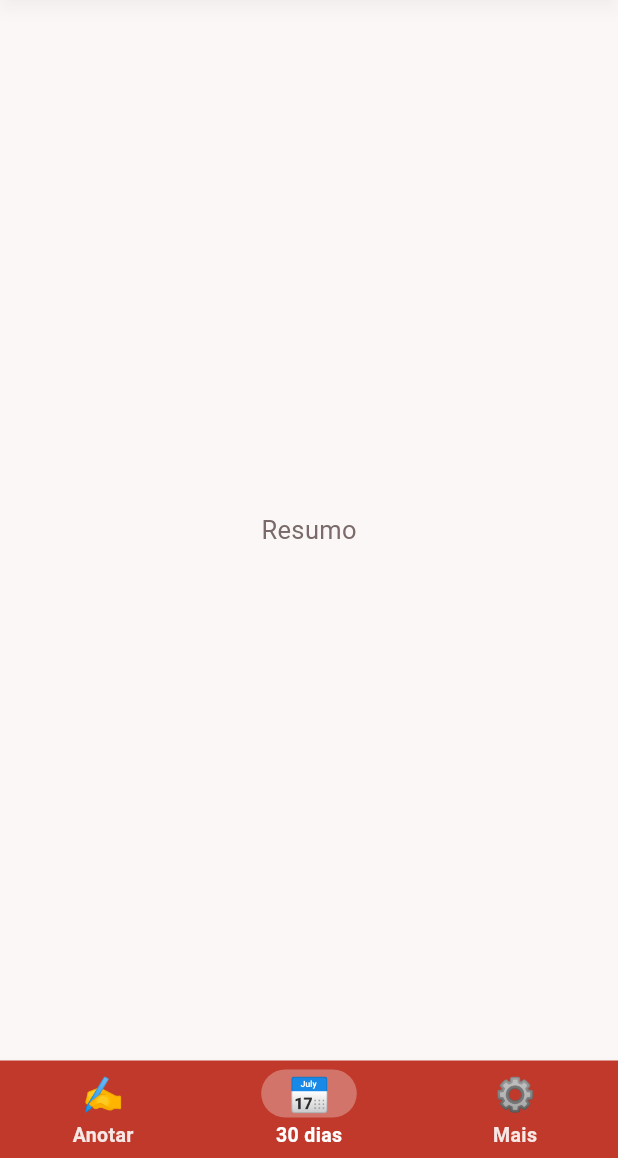
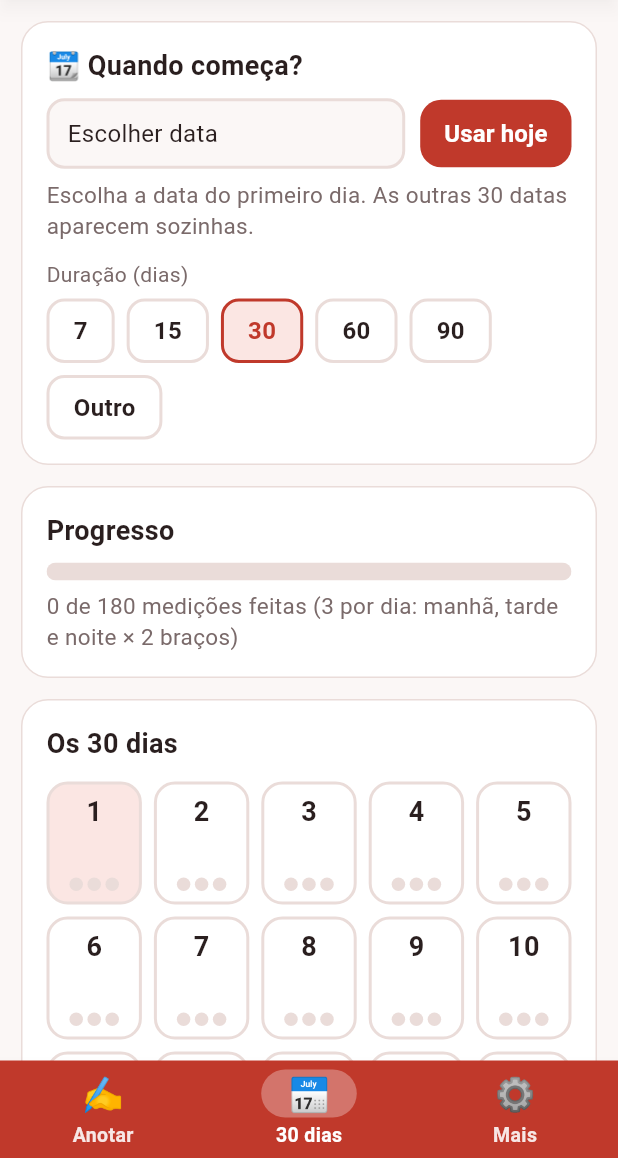
Before and after one commit to danielcsouza/afericao-pressao-app, a Flutter app: the Shell screen opened directly, item 2 of the bottom bar chosen, on a phone screen of 412 x 824 dp, the part 78-1236 px from its top. Run offline on Flutter 3.47's test engine with Material 3 defaults, Android fonts, the phone set to English and light mode, and no system bars; our stand-ins replace flutter_riverpod, shared_preferences; accounts and stored records are empty.

Commit message:
Aba Resumo: início/duração, progresso, grade de dias e médias

```diff
--- /dev/null
+++ b/lib/ui/resumo_tab.dart
@@ -0,0 +1,379 @@
+import 'package:flutter/material.dart';
+import 'package:flutter_riverpod/flutter_riverpod.dart';
+import 'package:intl/intl.dart';
+
+import '../app/providers.dart';
+import '../domain/dates.dart';
+import '../domain/models.dart';
+import '../domain/rules.dart';
+import 'theme.dart';
+import 'widgets.dart';
+
+final _full = DateFormat('dd/MM/yyyy');
+final _short = DateFormat('dd/MM');
+
+/// Aba Resumo: início e duração, progresso, grade de dias e médias.
+class ResumoTab extends ConsumerWidget {
+  const ResumoTab({super.key});
+
+  @override
+  Widget build(BuildContext context, WidgetRef ref) {
+    return ListView(
+      padding: const EdgeInsets.fromLTRB(14, 14, 14, 24),
+      children: const [
+        _StartPanel(),
+        _ProgressPanel(),
+        _DaysPanel(),
+        _AveragesPanel(),
+      ],
+    );
+  }
+}
+
+class _StartPanel extends ConsumerWidget {
+  const _StartPanel();
+
+  @override
+  Widget build(BuildContext context, WidgetRef ref) {
+    final c = context.colors;
+    final nb = ref.watch(notebookProvider);
+    final notifier = ref.read(notebookProvider.notifier);
+    final start = parseIso(nb.start);
+    final days = nb.config.days;
+    final end = dateOf(nb.start, days - 1);
+
+    Future<void> pickDate() async {
+      final d = await showDatePicker(
+        context: context,
+        initialDate: start ?? DateTime.now(),
+        firstDate: DateTime(2020),
+        lastDate: DateTime(2100),
+        locale: const Locale('pt', 'BR'),
+      );
+      if (d != null) notifier.setStart(isoOf(d));
+    }
+
+    Future<void> setDays(int v) async {
+      if (v == days) return;
+      final last = ref.read(rulesProvider).lastDayWithData();
+      if (v - 1 < last) {
+        final ok = await confirm(
+          context,
+          title: 'Reduzir para $v dias?',
+          message:
+              'Há anotações até o dia ${last + 1}. Elas continuam guardadas, '
+              'mas não aparecem enquanto o caderno for menor.',
+          ok: 'Reduzir',
+        );
+        if (!ok) return;
+      }
+      notifier.setConfig(nb.config.copyWith(days: v));
+    }
+
+    return Panel(
+      title: '📆 Quando começa?',
+      children: [
+        Row(
+          spacing: 10,
+          children: [
+            Expanded(
+              child: InkWell(
+                borderRadius: BorderRadius.circular(12),
+                onTap: pickDate,
+                child: Container(
+                  padding: const EdgeInsets.symmetric(
+                    horizontal: 12,
+                    vertical: 10,
+                  ),
+                  decoration: BoxDecoration(
+                    color: c.bg,
+                    border: Border.all(color: c.line, width: 2),
+                    borderRadius: BorderRadius.circular(12),
+                  ),
+                  child: Text(
+                    start == null ? 'Escolher data' : _full.format(start),
+                    style: const TextStyle(fontSize: 16),
+                  ),
+                ),
+              ),
+            ),
+            SmallButton(
+              'Usar hoje',
+              onTap: () => notifier.setStart(isoOf(DateTime.now())),
+            ),
+          ],
+        ),
+        PanelText(
+          '',
+          span: end == null
+              ? TextSpan(
+                  text:
+                      'Escolha a data do primeiro dia. As outras $days datas aparecem sozinhas.',
+                )
+              : TextSpan(
+                  children: [
+                    const TextSpan(text: 'Termina em '),
+                    TextSpan(
+                      text: _full.format(end),
+                      style: TextStyle(
+                        fontWeight: FontWeight.w700,
+                        color: c.ink,
+                      ),
+                    ),
+                    const TextSpan(text: '.'),
+                  ],
+                ),
+        ),
+        const SizedBox(height: 12),
+        Text('Duração (dias)', style: TextStyle(fontSize: 14, color: c.muted)),
+        const SizedBox(height: 6),
+        DaysChips(days: days, onChanged: setDays),
+      ],
+    );
+  }
+}
+
+class _ProgressPanel extends ConsumerWidget {
+  const _ProgressPanel();
+
+  @override
+  Widget build(BuildContext context, WidgetRef ref) {
+    final c = context.colors;
+    final cfg = ref.watch(notebookProvider.select((n) => n.config));
+    final rules = ref.watch(rulesProvider);
+    final done = rules.totalDone();
+    final total = cfg.totalSlots;
+    final fraction = total == 0 ? 0.0 : (done / total).clamp(0.0, 1.0);
+
+    final names = [for (final p in cfg.periods) p.label.toLowerCase()];
+    final periods = names.length == 1
+        ? names.first
+        : '${names.sublist(0, names.length - 1).join(', ')} e ${names.last}';
+    final arms = cfg.activeArms.length;
+
+    return Panel(
+      title: 'Progresso',
+      children: [
+        ClipRRect(
+          borderRadius: BorderRadius.circular(99),
+          child: Container(
+            height: 12,
+            color: c.line,
+            alignment: Alignment.centerLeft,
+            child: TweenAnimationBuilder<double>(
+              tween: Tween(end: fraction),
+              duration: const Duration(milliseconds: 300),
+              builder: (_, v, _) => FractionallySizedBox(
+                widthFactor: v,
+                child: Container(color: c.ok),
+              ),
+            ),
+          ),
+        ),
+        PanelText(
+          '$done de $total medições feitas '
+          '(${cfg.periods.length} por dia: $periods × $arms ${arms == 1 ? 'braço' : 'braços'})',
+        ),
+      ],
+    );
+  }
+}
+
+class _DaysPanel extends ConsumerWidget {
+  const _DaysPanel();
+
+  @override
+  Widget build(BuildContext context, WidgetRef ref) {
+    final c = context.colors;
+    final nb = ref.watch(notebookProvider);
+    final rules = ref.watch(rulesProvider);
+    final selected = ref.watch(selectedDayProvider);
+    final today = todayIndex(nb.start);
+    final cfg = nb.config;
+
+    Color dot(int day, Period p) => rules.periodComplete(day, p)
+        ? c.ok
+        : rules.periodDone(day, p) > 0
+        ? c.warn
+        : c.line;
+
+    final names = cfg.periods.map((p) => p.label.toLowerCase()).join(' · ');
+    final legend = cfg.activeArms.length == 2
+        ? 'Verde = os dois braços feitos; laranja = só um.'
+        : 'Verde = braço feito.';
+
+    return Panel(
+      title: 'Os ${cfg.days} dias',
+      children: [
+        const SizedBox(height: 4),
+        GridView.builder(
+          shrinkWrap: true,
+          padding: EdgeInsets.zero,
+          physics: const NeverScrollableScrollPhysics(),
+          gridDelegate: const SliverGridDelegateWithFixedCrossAxisCount(
+            crossAxisCount: 5,
+            mainAxisSpacing: 8,
+            crossAxisSpacing: 8,
+            mainAxisExtent: 82,
+          ),
+          itemCount: cfg.days,
+          itemBuilder: (_, i) {
+            final dt = dateOf(nb.start, i);
+            return InkWell(
+              borderRadius: BorderRadius.circular(14),
+              onTap: () {
+                ref.read(selectedDayProvider.notifier).set(i);
+                ref.read(tabProvider.notifier).set(0);
+              },
+              child: Container(
+                padding: const EdgeInsets.fromLTRB(2, 8, 2, 7),
+                decoration: BoxDecoration(
+                  color: i == selected ? c.brandSoft : c.card,
+                  border: Border.all(
+                    color: today == i ? c.brand : c.line,
+                    width: 2,
+                  ),
+                  borderRadius: BorderRadius.circular(14),
+                ),
+                child: Column(
+                  mainAxisAlignment: MainAxisAlignment.spaceBetween,
+                  children: [
+                    Text(
+                      '${i + 1}',
+                      style: const TextStyle(
+                        fontSize: 18,
+                        fontWeight: FontWeight.w700,
+                        height: 1.1,
+                      ),
+                    ),
+                    Text(
+                      dt == null ? '' : _short.format(dt),
+                      style: TextStyle(fontSize: 11, color: c.muted),
+                    ),
+                    Row(
+                      mainAxisAlignment: MainAxisAlignment.center,
+                      spacing: 3,
+                      children: [
+                        for (final p in cfg.periods)
+                          Container(
+                            width: 9,
+                            height: 9,
+                            decoration: BoxDecoration(
+                              shape: BoxShape.circle,
+                              color: dot(i, p),
+                            ),
+                          ),
+                      ],
+                    ),
+                  ],
+                ),
+              ),
+            );
+          },
+        ),
+        PanelText('Bolinhas: $names. $legend'),
+      ],
+    );
+  }
+}
+
+class _AveragesPanel extends ConsumerWidget {
+  const _AveragesPanel();
+
+  @override
+  Widget build(BuildContext context, WidgetRef ref) {
+    final c = context.colors;
+    final cfg = ref.watch(notebookProvider.select((n) => n.config));
+    final rules = ref.watch(rulesProvider);
+    final av = rules.averages();
+    final diff = rules.armDiff();
+
+    TextStyle head() =>
+        TextStyle(fontSize: 13, color: c.muted, fontWeight: FontWeight.w400);
+
+    Widget cell(Widget child) => Padding(
+      padding: const EdgeInsets.symmetric(vertical: 8, horizontal: 4),
+      child: child,
+    );
+
+    // A linha inferior fica na linha da tabela, para não desalinhar entre colunas.
+    final rowLine = BoxDecoration(
+      border: Border(bottom: BorderSide(color: c.line)),
+    );
+
+    final rows = <TableRow>[
+      TableRow(
+        decoration: rowLine,
+        children: [
+          cell(const SizedBox.shrink()),
+          cell(Text('Pressão', style: head())),
+          if (cfg.pulse) cell(Text('Pulso', style: head())),
+          cell(Text('Medições', style: head())),
+        ],
+      ),
+      for (final a in cfg.activeArms)
+        TableRow(
+          decoration: rowLine,
+          children: [
+            cell(
+              Text(
+                '● ${a.label}',
+                style: TextStyle(
+                  fontSize: 15,
+                  fontWeight: FontWeight.w700,
+                  color: a == Arm.left ? c.left : c.right,
+                ),
+              ),
+            ),
+            cell(Text(_pressure(av[a]!), style: const TextStyle(fontSize: 15))),
+            if (cfg.pulse)
+              cell(
+                Text(
+                  av[a]!.p?.toString() ?? '–',
+                  style: const TextStyle(fontSize: 15),
+                ),
+              ),
+            cell(Text('${av[a]!.sets}', style: const TextStyle(fontSize: 15))),
+          ],
+        ),
+    ];
+
+    return Panel(
+      title: 'Médias até agora',
+      children: [
+        Table(
+          defaultVerticalAlignment: TableCellVerticalAlignment.middle,
+          columnWidths: {
+            0: const IntrinsicColumnWidth(),
+            1: const FlexColumnWidth(),
+            if (cfg.pulse) 2: const IntrinsicColumnWidth(),
+            (cfg.pulse ? 3 : 2): const IntrinsicColumnWidth(),
+          },
+          children: rows,
+        ),
+        if (diff != null)
+          PanelText(
+            '',
+            span: TextSpan(
+              children: [
+                const TextSpan(
+                  text: 'Diferença média da alta entre os braços: ',
+                ),
+                TextSpan(
+                  text: fmtAvg(diff.avg),
+                  style: TextStyle(fontWeight: FontWeight.w700, color: c.ink),
+                ),
+                TextSpan(text: ' (em ${diff.n} horários com os dois braços).'),
+              ],
+            ),
+          ),
+        const PanelText(
+          'Leve esses números na consulta. Quem interpreta é o médico.',
+        ),
+      ],
+    );
+  }
+
+  static String _pressure(ArmAverage r) =>
+      r.s == null ? '–' : '${fmtAvg(r.s)} / ${fmtAvg(r.d)}';
+}
--- a/lib/ui/shell.dart
+++ b/lib/ui/shell.dart
@@ -4,6 +4,7 @@ import 'package:flutter_riverpod/flutter_riverpod.dart';
 
 import '../app/providers.dart';
 import 'anotar_tab.dart';
+import 'resumo_tab.dart';
 import 'theme.dart';
 
 /// Cabeçalho fixo, conteúdo da aba e barra inferior (Adendo B do plano).
@@ -41,7 +42,7 @@ class Shell extends ConsumerWidget {
                     index: tab,
                     children: const [
                       AnotarTab(),
-                      _TabPlaceholder('Resumo'),
+                      ResumoTab(),
                       _TabPlaceholder('Mais'),
                     ],
                   ),
--- /dev/null
+++ b/lib/ui/widgets.dart
@@ -0,0 +1,198 @@
+import 'package:flutter/material.dart';
+import 'package:flutter/services.dart';
+
+import '../domain/models.dart';
+import 'theme.dart';
+
+/// Painel das abas Resumo e Mais: cartão com borda de 1px, título e conteúdo.
+class Panel extends StatelessWidget {
+  const Panel({super.key, required this.title, required this.children});
+  final String title;
+  final List<Widget> children;
+
+  @override
+  Widget build(BuildContext context) {
+    final c = context.colors;
+    return Container(
+      width: double.infinity,
+      margin: const EdgeInsets.only(bottom: 14),
+      padding: const EdgeInsets.all(16),
+      decoration: BoxDecoration(
+        color: c.card,
+        border: Border.all(color: c.line),
+        borderRadius: BorderRadius.circular(cardRadius),
+      ),
+      child: Column(
+        crossAxisAlignment: CrossAxisAlignment.start,
+        children: [
+          Text(
+            title,
+            style: const TextStyle(fontSize: 18, fontWeight: FontWeight.w700),
+          ),
+          const SizedBox(height: 8),
+          ...children,
+        ],
+      ),
+    );
+  }
+}
+
+/// Texto de apoio dos painéis (15px, cinza).
+class PanelText extends StatelessWidget {
+  const PanelText(this.text, {super.key, this.span});
+  final String text;
+  final InlineSpan? span;
+
+  @override
+  Widget build(BuildContext context) {
+    final style = TextStyle(fontSize: 15, color: context.colors.muted);
+    return Padding(
+      padding: const EdgeInsets.only(top: 6),
+      child: span == null
+          ? Text(text, style: style)
+          : Text.rich(span!, style: style),
+    );
+  }
+}
+
+/// Botão pequeno e cheio (brand), "Usar hoje" etc.
+class SmallButton extends StatelessWidget {
+  const SmallButton(this.label, {super.key, required this.onTap});
+  final String label;
+  final VoidCallback onTap;
+
+  @override
+  Widget build(BuildContext context) => FilledButton(
+    style: FilledButton.styleFrom(
+      backgroundColor: context.colors.headerColor,
+      foregroundColor: AppColors.brandInk,
+      padding: const EdgeInsets.symmetric(horizontal: 16, vertical: 11),
+      shape: RoundedRectangleBorder(borderRadius: BorderRadius.circular(14)),
+    ),
+    onPressed: onTap,
+    child: Text(
+      label,
+      style: const TextStyle(fontSize: 16, fontWeight: FontWeight.w700),
+    ),
+  );
+}
+
+/// Chips de duração (7/15/30/60/90/outro), usados no Resumo e em Mais.
+class DaysChips extends StatelessWidget {
+  const DaysChips({super.key, required this.days, required this.onChanged});
+  final int days;
+  final ValueChanged<int> onChanged;
+
+  static const presets = [7, 15, 30, 60, 90];
+
+  @override
+  Widget build(BuildContext context) {
+    final custom = !presets.contains(days);
+    return Wrap(
+      spacing: 8,
+      runSpacing: 8,
+      children: [
+        for (final d in presets)
+          _DaysChip('$d', selected: d == days, onTap: () => onChanged(d)),
+        _DaysChip(
+          custom ? '$days' : 'Outro',
+          selected: custom,
+          onTap: () async {
+            final v = await askDays(context, custom ? days : null);
+            if (v != null) onChanged(v);
+          },
+        ),
+      ],
+    );
+  }
+}
+
+class _DaysChip extends StatelessWidget {
+  const _DaysChip(this.label, {required this.selected, required this.onTap});
+  final String label;
+  final bool selected;
+  final VoidCallback onTap;
+
+  @override
+  Widget build(BuildContext context) {
+    final c = context.colors;
+    return InkWell(
+      borderRadius: BorderRadius.circular(12),
+      onTap: onTap,
+      child: Container(
+        padding: const EdgeInsets.symmetric(horizontal: 16, vertical: 8),
+        decoration: BoxDecoration(
+          color: selected ? c.brandSoft : Colors.transparent,
+          border: Border.all(color: selected ? c.brand : c.line, width: 2),
+          borderRadius: BorderRadius.circular(12),
+        ),
+        child: Text(
+          label,
+          style: TextStyle(
+            fontSize: 16,
+            fontWeight: FontWeight.w600,
+            color: selected ? c.brand : c.ink,
+          ),
+        ),
+      ),
+    );
+  }
+}
+
+/// Pergunta quantos dias (1–365). Devolve null se cancelar ou digitar algo inválido.
+Future<int?> askDays(BuildContext context, int? current) async {
+  final ctrl = TextEditingController(text: current == null ? '' : '$current');
+  final v = await showDialog<int>(
+    context: context,
+    builder: (ctx) => AlertDialog(
+      title: const Text('Quantos dias?'),
+      content: TextField(
+        controller: ctrl,
+        autofocus: true,
+        keyboardType: TextInputType.number,
+        inputFormatters: [
+          FilteringTextInputFormatter.digitsOnly,
+          LengthLimitingTextInputFormatter(3),
+        ],
+        decoration: InputDecoration(
+          hintText: '${Config.minDays} a ${Config.maxDays}',
+        ),
+      ),
+      actions: [
+        TextButton(
+          onPressed: () => Navigator.pop(ctx),
+          child: const Text('Cancelar'),
+        ),
+        TextButton(
+          onPressed: () => Navigator.pop(ctx, int.tryParse(ctrl.text)),
+          child: const Text('OK'),
+        ),
+      ],
+    ),
+  );
+  ctrl.dispose();
+  return v?.clamp(Config.minDays, Config.maxDays);
+}
+
+Future<bool> confirm(
+  BuildContext context, {
+  required String title,
+  required String message,
+  String ok = 'Continuar',
+}) async {
+  final r = await showDialog<bool>(
+    context: context,
+    builder: (ctx) => AlertDialog(
+      title: Text(title),
+      content: Text(message),
+      actions: [
+        TextButton(
+          onPressed: () => Navigator.pop(ctx, false),
+          child: const Text('Cancelar'),
+        ),
+        TextButton(onPressed: () => Navigator.pop(ctx, true), child: Text(ok)),
+      ],
+    ),
+  );
+  return r == true;
+}
```
Also changed, not shown: 2 other files.
